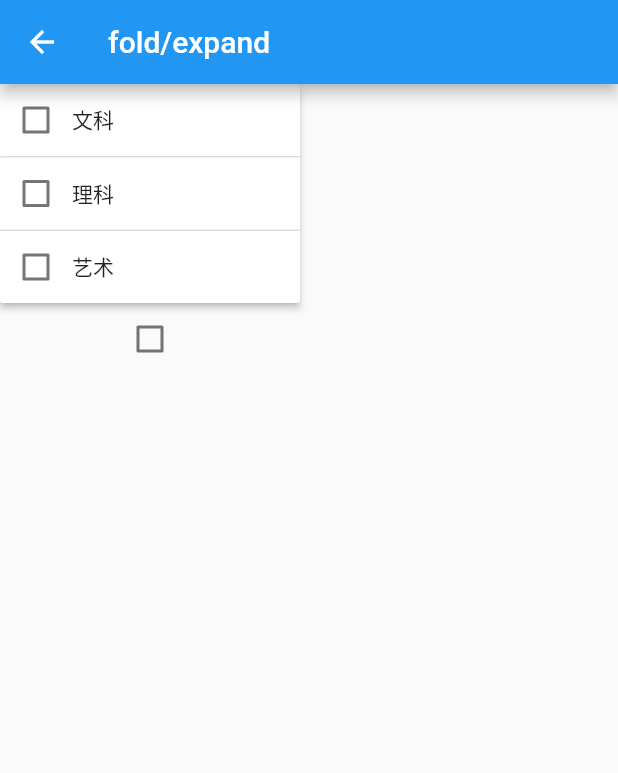
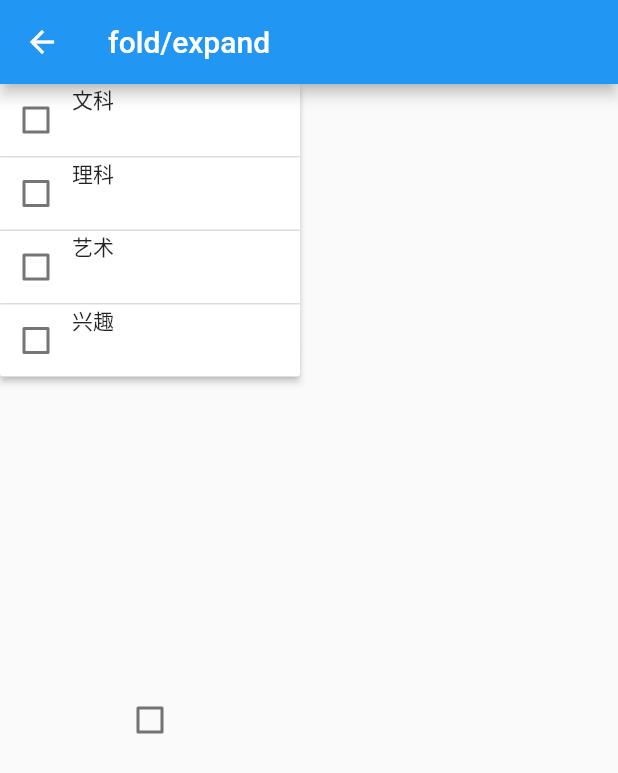
Before and after one commit to girl23/FlutterDemos, a Flutter app: the ZeDieDemo screen opened directly, on a phone screen of 412 x 824 dp. Shown: the top 773 px of the screen. Run offline on Flutter 3.47's test engine with Material 2 defaults, Android fonts, the phone set to English and light mode, and no system bars; our stand-ins replace rxdart; missing offline and left inert: flutter_bubble, popup_window.

```diff
--- a/lib/listflodexpand/fold_and_expand_list.dart
+++ b/lib/listflodexpand/fold_and_expand_list.dart
@@ -6,57 +6,48 @@ import 'expansion_panel_list.dart' as fold;
 typedef HeaderClickCallback = void Function(int panelIndex, bool isExpanded);
 //子项点击回调
 typedef SubItemClickCallback = void Function(int parentIndex, int childIndex);
+
 class ZLExpansionPanelList extends StatefulWidget {
   final bool hasDividers;//分割线
-  final double marginBottom;//底部间隔
-  final Icon icon;//图片下箭头，复选框不适用
   final bool canTapOnHeader;//是否可以点击头部
-  final Alignment textAlignment;//
-  final List headerList;//头部数据信息
-  final List subItemList;//子项数据信息
+  final List <Widget>headerWidgets;
+  final List <List<Widget>> subWidgets;//子项视图
   final HeaderClickCallback headerClickCallback;//头部点击回调
   final SubItemClickCallback subItemClickCallback;//子项点击回调
-
-  List<int> _smList;//记录子项index
-  ZLExpansionPanelList(this.headerList,this.subItemList,{Key key,this.hasDividers=true, this.marginBottom=0, this.icon=const Icon(Icons.expand_more),
-    this.textAlignment=Alignment.centerLeft,this.canTapOnHeader = false,this.headerClickCallback,this.subItemClickCallback}):super(key: key);
+  ZLExpansionPanelList(this.headerWidgets, this.subWidgets,{Key key,this.hasDividers=true,this.canTapOnHeader = false,this.headerClickCallback,this.subItemClickCallback}):super(key: key);
   ZLExpansionPanelListState createState() => ZLExpansionPanelListState();
 }
-
 class ZLExpansionPanelListState extends State<ZLExpansionPanelList> {
-  //  //取消全选和加载数据
-  List <int>mList=[];
-  List<ExpandStateBean> expandStateList;
-  List<int> _smList;//记录子项index
-
+  //记录headerIndex;
+  List <int>_mList=[];
+  //记录headerIndex对应的折叠状态
+  List<ExpandStateBean> _expandStateList;
   loadData(){
     print('取消全选/加载新数据');
-    mList=new List();
-    expandStateList=new List();
-    _smList=new List();
-    for(int i=0;i<widget.headerList.length;i++){
-      mList.add(i);
-      expandStateList.add(ExpandStateBean(i,false));//默认全部折叠
+    _mList=new List();
+    _expandStateList=new List();
+
+    for(int i=0;i<widget.headerWidgets.length;i++){
+      _mList.add(i);
+      _expandStateList.add(ExpandStateBean(i,false));//默认全部折叠
     }
   }
   //全选
   selectAll(){
     print('全选');
-    mList=new List();
-    expandStateList=new List();
-    for(int i=0;i<widget.headerList.length;i++){
-      mList.add(i);
-      expandStateList.add(ExpandStateBean(i,true));//默认全部折叠
+    _mList=new List();
+    _expandStateList=new List();
+    for(int i=0;i<widget.headerWidgets.length;i++){
+      _mList.add(i);
+      _expandStateList.add(ExpandStateBean(i,true));//默认全部折叠
     }
   }
-
   //修改展开与闭合的内部方法
   _setCurrentIndex(int index,isExpand){
     setState(() {
       //遍历可展开状态列表
-      expandStateList.forEach((item){
+      _expandStateList.forEach((item){
         if(item.index==index){
-          //取反，经典取反方法
           item.isOpen=!isExpand;
         }
       });
@@ -72,47 +63,39 @@ class ZLExpansionPanelListState extends State<ZLExpansionPanelList> {
   @override
   Widget build(BuildContext context) {
 
+
     return Container(
-//      color: Colors.red,
       child: SingleChildScrollView(
         child:fold.ExpansionPanelList(
-          icon: widget.icon,
           hasDividers: widget.hasDividers,
           //交互回调属性，里面是个匿名函数
           expansionCallback: (index,bol){
             //调用内部方法
-//            print('headerClickIndex:$index+$bol');
             _setCurrentIndex(index, bol);
             widget.headerClickCallback(index,bol);
-
           },
           //进行map操作，然后用toList再次组成List
           children:
-          mList.map((index){
+          _mList.map((index){
             //返回一个组成的ExpansionPanel
             return
               fold.ExpansionPanel(
                 headerBuilder: (context,isExpanded){
-                  return Container(
-                    alignment: widget.textAlignment,
-//                  color: Colors.green,
-                    child:  Text('${widget.headerList[index]}'),
-                  );
+                  return widget.headerWidgets[index];
                 },
                 body: Container(
-//                color: Colors.yellow,
-                    child://manuallyListView(),// builderListView(),
+                    child:
                     Column(
                       children:
                       <Widget>[
-                        subWidget(widget.subItemList[index],index),
+                        subWidget(widget.subWidgets[index], index),
                         SizedBox(
                           height: 10,
                         )
                       ],
                     )
                 ),
-                isExpanded:expandStateList[index].isOpen,//闭合状态
+                isExpanded:_expandStateList[index].isOpen,//闭合状态
                 canTapOnHeader: widget.canTapOnHeader,
               );
           }).toList(),
@@ -120,27 +103,22 @@ class ZLExpansionPanelListState extends State<ZLExpansionPanelList> {
       ),
     );
   }
-  Widget subWidget(List list ,int index){
+
+  Widget subWidget(List subWidget,int index){
     List <int>smList=new List();
-    for(int i=0;i<list.length;i++){
+    for(int i=0;i<subWidget.length;i++){
       smList.add(i);
     }
     return Column(
       crossAxisAlignment:CrossAxisAlignment.start,
-      children: smList.map((subIndex){
+      children:smList.map((subIndex){
         return Material(
             child: Ink(
-                color: Colors.red,
                 child: InkWell(
                   onTap: (){
-//                    print('======$subIndex');
                     widget.subItemClickCallback(index,subIndex);
                   },
-                  child: Container(
-                    color: Colors.green,margin: EdgeInsets.fromLTRB(15, 10, 10, 0),
-                    width: double.infinity,
-                    child:Text(list[subIndex]),
-                  ),
+                  child: subWidget[subIndex],
                 )
             )
         );
--- a/lib/listflodexpand/test_expand_wiget.dart
+++ b/lib/listflodexpand/test_expand_wiget.dart
@@ -1,19 +1,16 @@
 import 'package:flutter/material.dart';
-//import 'zhedie.dart';
-//import 'expandstatebean.dart';
-import 'expand_state_bean.dart';
+//import 'expand_state_bean.dart';
 import 'fold_and_expand_list.dart';
 
 class ZeDieDemo extends StatefulWidget {
   @override
   _ZeDieDemoState createState() => _ZeDieDemoState();
 }
-
 class _ZeDieDemoState extends State<ZeDieDemo> {
 
  final GlobalKey<ZLExpansionPanelListState>key=GlobalKey<ZLExpansionPanelListState>();
+ bool value=false;
 
-  bool value=false;
 
   @override
   Widget build(BuildContext context) {
@@ -25,11 +22,16 @@ class _ZeDieDemoState extends State<ZeDieDemo> {
           width: 200,
           child: Column(
             children: <Widget>[
-              ZLExpansionPanelList(['文科','理科','艺术'],[['1','2777776gkhdajgaljgalhglajglajglajgljaljglajglajgljajg'],['3','4','5'],['6','7']],hasDividers: true,icon:const Icon(Icons.add),textAlignment: Alignment.centerLeft,marginBottom: 10,headerClickCallback: (index,expand){
-                print('####$index---$expand');
-              },subItemClickCallback: (parentIndex,subIndex){
-                print('******$parentIndex---$subIndex');
-              },key: key,),
+              Container(
+                height: 400,
+                child:ZLExpansionPanelList([Text('文科'),Text('理科'),Text('艺术'),Text('兴趣')],
+                 [[Text('1'),Text('2')],[Text('3'),Text('4')],[Text('5')],[Text('1'),Text('2'),Text('1'),Text('2')]],hasDividers:true,headerClickCallback: (index,expand){
+                  print('####$index---$expand');
+                },subItemClickCallback: (parentIndex,subIndex){
+                  print('******$parentIndex---$subIndex');
+                },key: key,) ,
+              ),
+
               Checkbox(
                 value: this.value,
                 onChanged: (bool value) {
@@ -41,7 +43,6 @@ class _ZeDieDemoState extends State<ZeDieDemo> {
                     print('取消全选');
                     key.currentState.loadData();
                   }
-//                  key.currentState.test();
                   setState(() {
                   });
                   this.value=!this.value;
--- a/lib/main.dart
+++ b/lib/main.dart
@@ -102,7 +102,7 @@ Widget autoListView(){
 ///3使用ListView.builder加载数据
 Widget builderListView(){
   // 创建包含所有元素的可改变长度列表
-  List list =new List.from(['url_launcher使用','dropmenu','气泡','绘制基础','气泡菜单','布局','表格','xml','Stream','xrdart','折叠列表']);
+  List list =new List.from(['url_launcher使用','dropmenu','气泡','绘制基础','气泡菜单','布局','表格','xml','Stream','xrdart','折叠列表','sqflite']);
   // 为所有元素统一赋值
 //  List list = new List<int>.filled(3, 0);
   // 用生成器给所有元素赋初始值
--- a/lib/singleton/base_singleton.dart
+++ b/lib/singleton/base_singleton.dart
@@ -1,7 +1,8 @@
 ///全局单例
 typedef T CreateInstanceFn<T>();
+
 class BaseSingleton {
-  static final BaseSingleton _singleton =  BaseSingleton._internal();
+  static final BaseSingleton _singleton = BaseSingleton._internal();
 
   final _factories = Map<String, dynamic>();
 
--- a/pubspec.yaml
+++ b/pubspec.yaml
@@ -37,6 +37,8 @@ dependencies:
 #  rxdart: ^0.23.1
 #  xml2json: ^4.2.0
 #  xml: ^3.5.0
+  sqflite: ^1.3.0+2
+  path_provider: ^1.6.10
 
 dev_dependencies:
   flutter_test:
```
Also changed, not shown: lib/paint/circle_progress.dart (+11 -2 lines), lib/paint/paintTest.dart (+2 -8 lines), lib/paint/paint_circle.dart (+24 -19 lines), lib/rxdartDemo/rxdart_demo.dart (+16 -12 lines), lib/sqflite/test_sqflite.dart (added), pubspec.lock, 12 other files.
